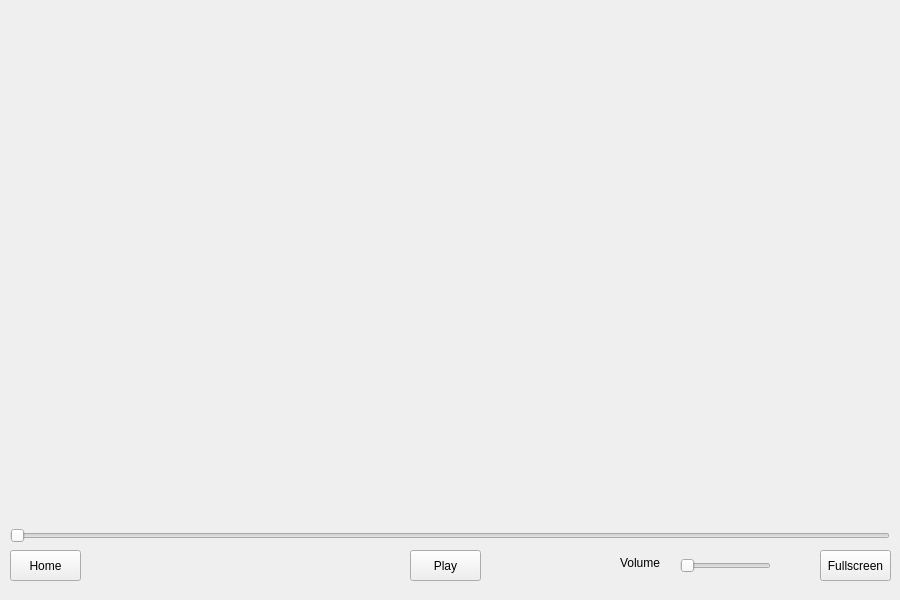
Before: the Qt Designer form client_app/ui/audioPlayer.ui in Thaysen01/MyMedia-Capstone-2, drawn with Qt 5.
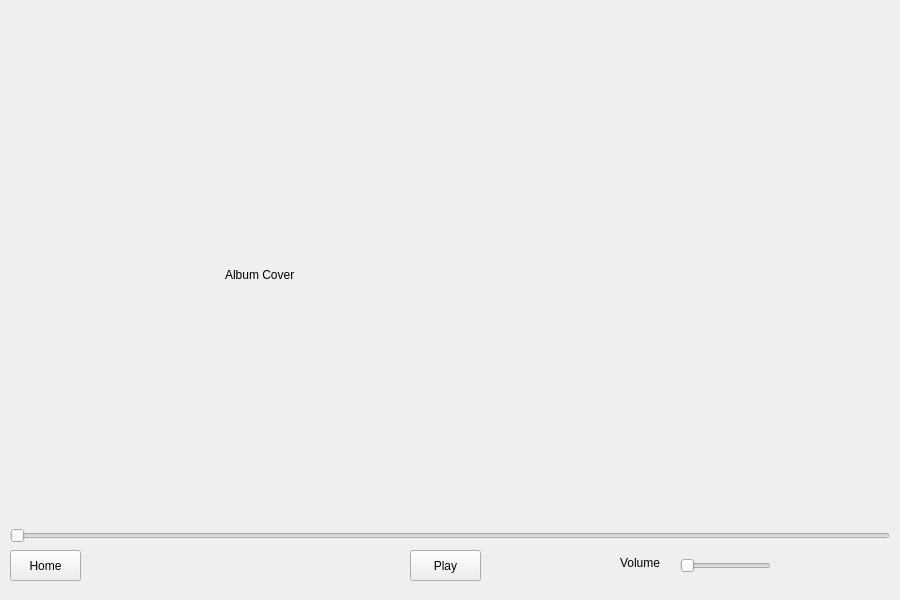
After: the same form once the commit is applied.

Diff of the .ui file:
```diff
--- a/client_app/ui/audioPlayer.ui
+++ b/client_app/ui/audioPlayer.ui
@@ -76,19 +76,6 @@
     <string>Home</string>
    </property>
   </widget>
-  <widget class="QPushButton" name="fullScreenButton">
-   <property name="geometry">
-    <rect>
-     <x>820</x>
-     <y>550</y>
-     <width>71</width>
-     <height>31</height>
-    </rect>
-   </property>
-   <property name="text">
-    <string>Fullscreen</string>
-   </property>
-  </widget>
   <widget class="QSlider" name="audioSlider">
    <property name="geometry">
     <rect>
@@ -115,6 +102,19 @@
     <string>Volume</string>
    </property>
   </widget>
+  <widget class="QLabel" name="albumCover">
+   <property name="geometry">
+    <rect>
+     <x>225</x>
+     <y>50</y>
+     <width>450</width>
+     <height>450</height>
+    </rect>
+   </property>
+   <property name="text">
+    <string>Album Cover</string>
+   </property>
+  </widget>
  </widget>
  <resources/>
  <connections/>
```
